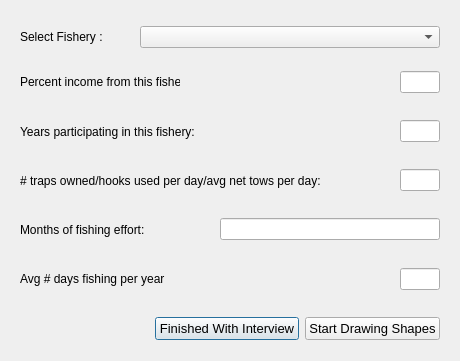
First picture: the form in oom_noorc_comm/Interview/selectfishery.ui, repository Ecotrust/openoceanmap-desktop, before the edit.
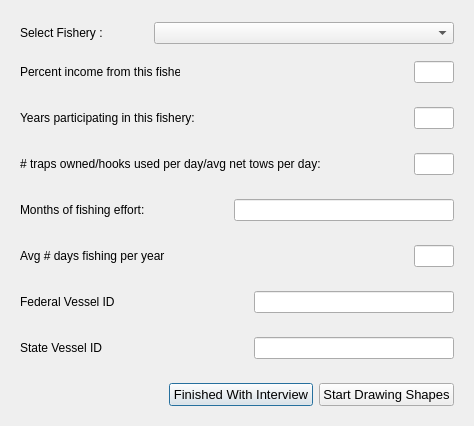
Second picture: the form after the edit.

Commit message: noorc comm - removed per-vessel questions from main screen, added fed and state vessel id to fishery screen

Patch:
```diff
--- a/oom_noorc_comm/Interview/selectfishery.ui
+++ b/oom_noorc_comm/Interview/selectfishery.ui
@@ -6,8 +6,8 @@
    <rect>
     <x>0</x>
     <y>0</y>
-    <width>460</width>
-    <height>361</height>
+    <width>474</width>
+    <height>426</height>
    </rect>
   </property>
   <property name="windowTitle" >
@@ -520,6 +520,122 @@
      </item>
     </layout>
    </item>
+   <item>
+    <layout class="QHBoxLayout" name="horizontalLayout_15" >
+     <item>
+      <widget class="QWidget" native="1" name="widget_8" >
+       <layout class="QHBoxLayout" name="horizontalLayout_16" >
+        <item>
+         <widget class="QLabel" name="label_7" >
+          <property name="minimumSize" >
+           <size>
+            <width>160</width>
+            <height>0</height>
+           </size>
+          </property>
+          <property name="maximumSize" >
+           <size>
+            <width>160</width>
+            <height>16777215</height>
+           </size>
+          </property>
+          <property name="text" >
+           <string>Federal Vessel ID</string>
+          </property>
+         </widget>
+        </item>
+        <item>
+         <spacer name="horizontalSpacer_3" >
+          <property name="orientation" >
+           <enum>Qt::Horizontal</enum>
+          </property>
+          <property name="sizeHint" stdset="0" >
+           <size>
+            <width>40</width>
+            <height>20</height>
+           </size>
+          </property>
+         </spacer>
+        </item>
+        <item>
+         <widget class="QLineEdit" name="federal_vessel_id_line" >
+          <property name="minimumSize" >
+           <size>
+            <width>200</width>
+            <height>0</height>
+           </size>
+          </property>
+          <property name="maximumSize" >
+           <size>
+            <width>200</width>
+            <height>16777215</height>
+           </size>
+          </property>
+         </widget>
+        </item>
+       </layout>
+      </widget>
+     </item>
+    </layout>
+   </item>
+   <item>
+    <layout class="QHBoxLayout" name="horizontalLayout_17" >
+     <item>
+      <widget class="QWidget" native="1" name="widget_9" >
+       <layout class="QHBoxLayout" name="horizontalLayout_18" >
+        <item>
+         <widget class="QLabel" name="label_8" >
+          <property name="minimumSize" >
+           <size>
+            <width>160</width>
+            <height>0</height>
+           </size>
+          </property>
+          <property name="maximumSize" >
+           <size>
+            <width>160</width>
+            <height>16777215</height>
+           </size>
+          </property>
+          <property name="text" >
+           <string>State Vessel ID</string>
+          </property>
+         </widget>
+        </item>
+        <item>
+         <spacer name="horizontalSpacer_3" >
+          <property name="orientation" >
+           <enum>Qt::Horizontal</enum>
+          </property>
+          <property name="sizeHint" stdset="0" >
+           <size>
+            <width>40</width>
+            <height>20</height>
+           </size>
+          </property>
+         </spacer>
+        </item>
+        <item>
+         <widget class="QLineEdit" name="state_vessel_id_line" >
+          <property name="minimumSize" >
+           <size>
+            <width>200</width>
+            <height>0</height>
+           </size>
+          </property>
+          <property name="maximumSize" >
+           <size>
+            <width>200</width>
+            <height>16777215</height>
+           </size>
+          </property>
+         </widget>
+        </item>
+       </layout>
+      </widget>
+     </item>
+    </layout>
+   </item>
    <item>
     <layout class="QHBoxLayout" name="horizontalLayout_2" >
      <item>
```
Left out of the diff: 12 changed lines with no effect on the pictures. The commit also changes 7 other files.
